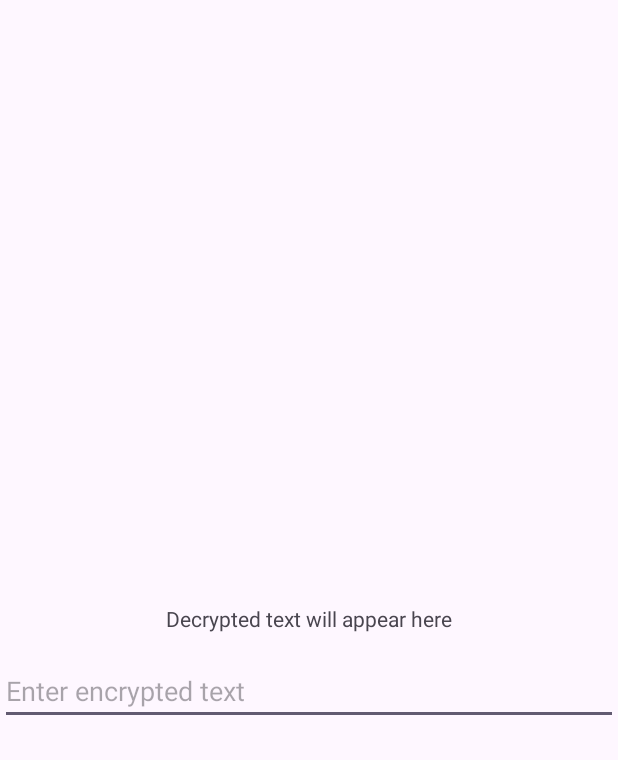
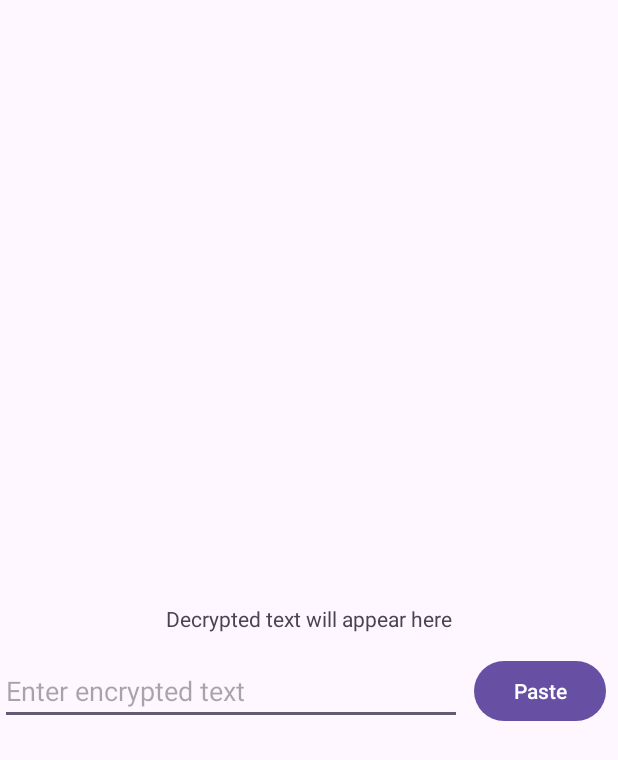
Before and after one commit to yadavnikhil17102004/Keyboard_secret, an Android app: the layout activity_decrypt.xml on its own in the app's theme, with its tools: preview values and no code run, on a phone screen of 412 x 824 dp. Shown: the top 760 px of the screen. Run offline under Robolectric (Android 15) with nearby library versions, the phone set to English and light mode, and no system bars.

Commit message:
feat(decrypt): add paste button for encrypted input
Introduce a paste button next to the encrypted input field to allow users to paste text directly from the clipboard. This enhances usability by simplifying the input process. The button is constrained to the end of the input field, and the input field's width is adjusted to accommodate the new button.

```diff
--- a/app/src/main/java/com/example/encrypted_keyboard/DecryptActivity.kt
+++ b/app/src/main/java/com/example/encrypted_keyboard/DecryptActivity.kt
@@ -6,6 +6,8 @@ import com.example.encrypted_keyboard.databinding.ActivityDecryptBinding
 import android.view.inputmethod.EditorInfo
 import android.text.Editable
 import android.text.TextWatcher
+import android.content.ClipboardManager
+import android.content.Context
 
 class DecryptActivity : AppCompatActivity() {
     private lateinit var binding: ActivityDecryptBinding
@@ -22,7 +24,13 @@ class DecryptActivity : AppCompatActivity() {
                 binding.decryptedTextView.text = CipherUtils.decryptText(encryptedText)
             }
         })
+
+        binding.pasteButton.setOnClickListener {
+            val clipboard = getSystemService(Context.CLIPBOARD_SERVICE) as ClipboardManager
+            clipboard.primaryClip?.getItemAt(0)?.text?.toString()?.let { clipboardText ->
+                binding.encryptedInput.setText(clipboardText)
+                // The TextWatcher will handle decryption automatically
+            }
+        }
     }
-
-
 }
--- a/app/src/main/res/layout/activity_decrypt.xml
+++ b/app/src/main/res/layout/activity_decrypt.xml
@@ -18,11 +18,24 @@
 
     <EditText
         android:id="@+id/encryptedInput"
-        android:layout_width="match_parent"
+        android:layout_width="0dp"
         android:layout_height="wrap_content"
         android:hint="Enter encrypted text"
         app:layout_constraintTop_toBottomOf="@id/decryptedTextView"
+        app:layout_constraintStart_toStartOf="parent"
+        app:layout_constraintEnd_toStartOf="@+id/pasteButton"
         android:layout_marginTop="16dp"
+        android:layout_marginEnd="8dp"
         android:inputType="textMultiLine"/>
 
+    <Button
+        android:id="@+id/pasteButton"
+        android:layout_width="wrap_content"
+        android:layout_height="wrap_content"
+        android:text="Paste"
+        app:layout_constraintTop_toTopOf="@id/encryptedInput"
+        app:layout_constraintEnd_toEndOf="parent"
+        app:layout_constraintBottom_toBottomOf="@id/encryptedInput"
+        android:layout_marginEnd="8dp"/>
+
 </androidx.constraintlayout.widget.ConstraintLayout>
```
